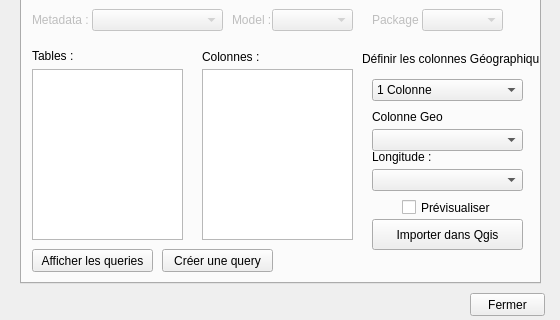
Above: vanilla_browser_dialog_base.ui from Riyolait/vanilla_browser before the change; both pictures show x 0 to 560 and y 157 to 477 of the 560 by 477 pixel window. Below: the same form after it.
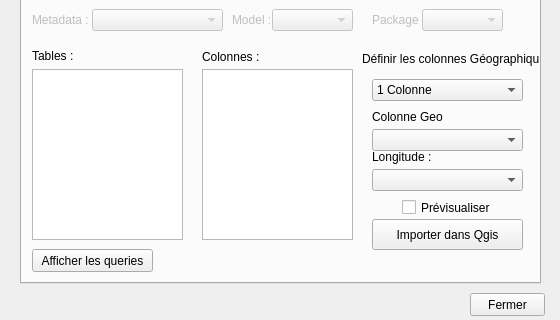
That is the form after the change.

Patch:
```diff
--- a/vanilla_browser_dialog_base.ui
+++ b/vanilla_browser_dialog_base.ui
@@ -409,19 +409,6 @@
       <string>Afficher les queries</string>
      </property>
     </widget>
-    <widget class="QPushButton" name="push_createQuery">
-     <property name="geometry">
-      <rect>
-       <x>140</x>
-       <y>250</y>
-       <width>111</width>
-       <height>23</height>
-      </rect>
-     </property>
-     <property name="text">
-      <string>Créer une query</string>
-     </property>
-    </widget>
     <widget class="QCheckBox" name="check_previsu">
      <property name="geometry">
       <rect>
```
